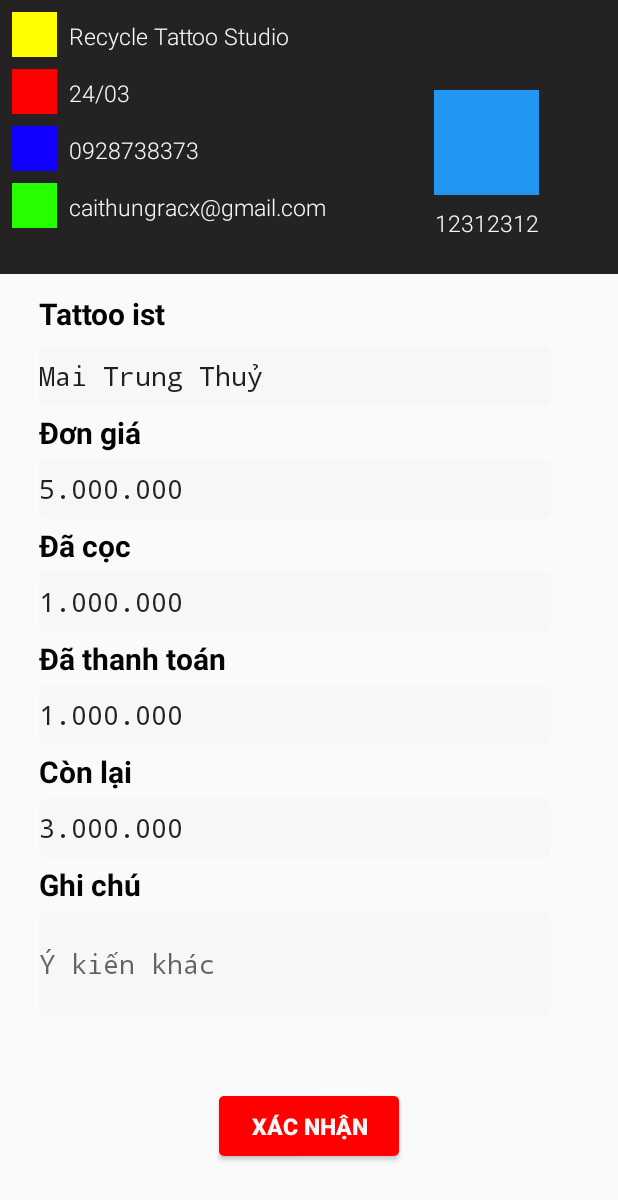
After one commit to tqlong1609/Recycle-Tattoo-Studio, an Android app: the AddActivity screen opened directly, with no data from a screen before it, on a phone screen of 412 x 824 dp. The commit adds this screen. Shown: the top 1200 px of the screen. Run offline under Robolectric (Android 15) with nearby library versions, the phone set to English and light mode, and no system bars.

Commit message:
finish add activity, create edit activity

```diff
--- a/app/src/main/AndroidManifest.xml
+++ b/app/src/main/AndroidManifest.xml
@@ -11,7 +11,9 @@
         android:roundIcon="@mipmap/ic_launcher_round"
         android:supportsRtl="true"
         android:theme="@style/AppTheme">
-        <activity android:name=".ui.activity.LoginActivity"></activity>
+        <activity android:name=".ui.activity.EditActivity"></activity>
+        <activity android:name=".ui.activity.AddActivity" />
+        <activity android:name=".ui.activity.LoginActivity" />
         <activity android:name=".ui.activity.RegisterActivity" />
         <activity android:name=".ui.activity.SplashActivity">
             <intent-filter>
@@ -20,7 +22,7 @@
                 <category android:name="android.intent.category.LAUNCHER" />
             </intent-filter>
         </activity>
-        <activity android:name=".ui.activity.MainActivity"></activity>
+        <activity android:name=".ui.activity.MainActivity" />
     </application>
 
 </manifest>
--- a/app/src/main/java/vn/ts5/tattoo/data/model/History.java
+++ b/app/src/main/java/vn/ts5/tattoo/data/model/History.java
@@ -1,9 +1,11 @@
 package vn.ts5.tattoo.data.model;
+
+import java.io.Serializable;
 
 /**
  * Created by Nani on 2019-08-20.
  */
-public class History {
+public class History implements Serializable {
     private String id;
     private String date;
     private String name;
--- /dev/null
+++ b/app/src/main/java/vn/ts5/tattoo/ui/activity/AddActivity.java
@@ -0,0 +1,16 @@
+package vn.ts5.tattoo.ui.activity;
+
+import androidx.appcompat.app.AppCompatActivity;
+
+import android.os.Bundle;
+
+import vn.ts5.tattoo.R;
+
+public class AddActivity extends AppCompatActivity {
+
+    @Override
+    protected void onCreate(Bundle savedInstanceState) {
+        super.onCreate(savedInstanceState);
+        setContentView(R.layout.activity_add);
+    }
+}
--- a/app/src/main/java/vn/ts5/tattoo/ui/activity/LoginActivity.java
+++ b/app/src/main/java/vn/ts5/tattoo/ui/activity/LoginActivity.java
@@ -7,7 +7,6 @@ import android.os.Bundle;
 import android.text.TextUtils;
 import android.widget.Button;
 import android.widget.EditText;
-import android.widget.TextView;
 
 import vn.ts5.tattoo.R;
 import vn.ts5.tattoo.utils.ValidateUtil;
@@ -47,7 +46,7 @@ public class LoginActivity extends AppCompatActivity {
     // open MainActivity class
     private void openMainActivity() {
         startActivity(new Intent(LoginActivity.this,MainActivity.class));
-        overridePendingTransition(R.anim.enter,R.anim.exit);
+        overridePendingTransition(R.anim.left_in,R.anim.right_in);
     }
 
     private void setupViews(){
--- a/app/src/main/java/vn/ts5/tattoo/ui/adapter/HistoryAdapter.java
+++ b/app/src/main/java/vn/ts5/tattoo/ui/adapter/HistoryAdapter.java
@@ -3,6 +3,8 @@ package vn.ts5.tattoo.ui.adapter;
 import android.view.LayoutInflater;
 import android.view.View;
 import android.view.ViewGroup;
+import android.view.animation.Animation;
+import android.view.animation.AnimationUtils;
 import android.widget.Button;
 import android.widget.ImageButton;
 import android.widget.ImageView;
@@ -25,9 +27,10 @@ public class HistoryAdapter extends RecyclerView.Adapter<HistoryAdapter.ViewHold
 
     private ArrayList<History> mListHistorys;
     private OnCallBack mListener;
+    private int mLastPosition = -1;
 
     public interface OnCallBack{
-        void onItemsClicked(History history);
+        void onEdit(History history);
         void onRemove(History history);
         String checkStatus(int status, TextView txtStatus);
     }
--- /dev/null
+++ b/app/src/main/res/layout/activity_add.xml
@@ -0,0 +1,171 @@
+<?xml version="1.0" encoding="utf-8"?>
+<LinearLayout xmlns:app="http://schemas.android.com/apk/res-auto"
+    xmlns:tools="http://schemas.android.com/tools"
+    android:layout_height="match_parent"
+    android:layout_width="match_parent"
+    android:weightSum="9"
+    android:orientation="vertical"
+    xmlns:android="http://schemas.android.com/apk/res/android" >
+
+    <include
+        android:layout_width="match_parent"
+        android:layout_height="0dp"
+        android:layout_weight="2"
+        layout="@layout/header_information"/>
+
+    <androidx.constraintlayout.widget.ConstraintLayout
+        android:layout_width="match_parent"
+        android:layout_height="0dp"
+        android:layout_weight="7"
+        >
+
+        <TextView
+            android:id="@+id/txt_name"
+            style="@style/TxtAddTheme"
+            android:layout_width="wrap_content"
+            android:layout_height="wrap_content"
+            android:layout_marginStart="8dp"
+            android:layout_marginTop="8dp"
+            android:layout_marginEnd="8dp"
+            android:layout_marginBottom="8dp"
+            android:text="@string/txt_name"
+            app:layout_constraintBottom_toTopOf="@+id/edit_name"
+            app:layout_constraintEnd_toEndOf="parent"
+            app:layout_constraintHorizontal_bias="0.058"
+            app:layout_constraintStart_toStartOf="parent"
+            app:layout_constraintTop_toTopOf="parent"
+            app:layout_constraintVertical_bias="1.0" />
+
+        <EditText
+            android:id="@+id/edit_name"
+            style="@style/EditAddTheme"
+            android:layout_width="wrap_content"
+            android:layout_height="wrap_content"
+            android:layout_marginTop="48dp"
+            android:text="Mai Trung Thuỷ"
+            app:layout_constraintEnd_toEndOf="@+id/txt_name"
+            app:layout_constraintHorizontal_bias="0.0"
+            app:layout_constraintStart_toStartOf="@+id/txt_name"
+            app:layout_constraintTop_toTopOf="parent" />
+
+        <TextView
+            android:id="@+id/txt_price"
+            style="@style/TxtAddTheme"
+            android:layout_width="wrap_content"
+            android:layout_height="wrap_content"
+            android:layout_marginTop="4dp"
+            android:text="@string/txt_price"
+            app:layout_constraintStart_toStartOf="@+id/edit_name"
+            app:layout_constraintTop_toBottomOf="@+id/edit_name" />
+
+        <EditText
+            android:id="@+id/edit_price"
+            style="@style/EditAddTheme"
+            android:layout_width="wrap_content"
+            android:layout_height="wrap_content"
+            android:layout_marginTop="4dp"
+            android:text="5.000.000"
+            android:inputType="number"
+            app:layout_constraintStart_toStartOf="@+id/txt_price"
+            app:layout_constraintTop_toBottomOf="@+id/txt_price" />
+
+        <TextView
+            android:id="@+id/txt_deposit"
+            style="@style/TxtAddTheme"
+            android:layout_width="wrap_content"
+            android:layout_height="wrap_content"
+            android:layout_marginTop="4dp"
+            android:text="@string/txt_deposit"
+            app:layout_constraintStart_toStartOf="@+id/edit_price"
+            app:layout_constraintTop_toBottomOf="@+id/edit_price" />
+
+        <EditText
+            android:id="@+id/edit_deposit"
+            style="@style/EditAddTheme"
+            android:layout_width="wrap_content"
+            android:layout_height="wrap_content"
+            android:layout_marginTop="4dp"
+            android:text="1.000.000"
+            android:inputType="number"
+            app:layout_constraintStart_toStartOf="@+id/txt_deposit"
+            app:layout_constraintTop_toBottomOf="@+id/txt_deposit" />
+
+        <TextView
+            android:id="@+id/txt_payment"
+            style="@style/TxtAddTheme"
+            android:layout_width="wrap_content"
+            android:layout_height="wrap_content"
+            android:layout_marginTop="4dp"
+            android:text="@string/txt_payment"
+            app:layout_constraintStart_toStartOf="@+id/edit_deposit"
+            app:layout_constraintTop_toBottomOf="@+id/edit_deposit" />
+
+        <EditText
+            android:id="@+id/edit_payment"
+            style="@style/EditAddTheme"
+            android:layout_width="wrap_content"
+            android:layout_height="wrap_content"
+            android:layout_marginTop="4dp"
+            android:text="1.000.000"
+            android:inputType="number"
+            app:layout_constraintStart_toStartOf="@+id/txt_payment"
+            app:layout_constraintTop_toBottomOf="@+id/txt_payment" />
+
+        <TextView
+            android:id="@+id/txt_balance"
+            style="@style/TxtAddTheme"
+            android:layout_width="wrap_content"
+            android:layout_height="wrap_content"
+            android:layout_marginTop="4dp"
+            android:text="@string/txt_balance"
+            app:layout_constraintStart_toStartOf="@+id/edit_payment"
+            app:layout_constraintTop_toBottomOf="@+id/edit_payment" />
+
+        <EditText
+            android:id="@+id/edit_balance"
+            style="@style/EditAddTheme"
+            android:layout_width="wrap_content"
+            android:layout_height="wrap_content"
+            android:layout_marginTop="4dp"
+            android:text="3.000.000"
+            android:inputType="number"
+            app:layout_constraintStart_toStartOf="@+id/txt_balance"
+            app:layout_constraintTop_toBottomOf="@+id/txt_balance" />
+
+        <TextView
+            android:id="@+id/txt_note"
+            style="@style/TxtAddTheme"
+            android:layout_width="wrap_content"
+            android:layout_height="wrap_content"
+            android:layout_marginTop="4dp"
+            android:text="@string/txt_note"
+            app:layout_constraintStart_toStartOf="@+id/edit_balance"
+            app:layout_constraintTop_toBottomOf="@+id/edit_balance" />
+
+        <EditText
+            android:id="@+id/edit_note"
+            android:hint="Ý kiến khác"
+            style="@style/EditAddTheme"
+            android:layout_width="wrap_content"
+            android:layout_height="70dp"
+            android:layout_marginTop="4dp"
+            app:layout_constraintStart_toStartOf="@+id/txt_note"
+            app:layout_constraintTop_toBottomOf="@+id/txt_note" />
+
+        <Button
+            style="@style/BtnConfirm"
+            android:layout_width="@dimen/btn_confirm_width"
+            android:layout_height="@dimen/btn_confirm_height"
+            android:layout_marginStart="8dp"
+            android:layout_marginTop="8dp"
+            android:layout_marginEnd="8dp"
+            android:layout_marginBottom="8dp"
+            android:text="@string/btn_confirm"
+            app:layout_constraintBottom_toBottomOf="parent"
+            app:layout_constraintEnd_toEndOf="parent"
+            app:layout_constraintStart_toStartOf="parent"
+            app:layout_constraintTop_toBottomOf="@+id/edit_note" />
+    </androidx.constraintlayout.widget.ConstraintLayout>
+
+
+</LinearLayout>
--- a/app/src/main/res/layout/activity_main.xml
+++ b/app/src/main/res/layout/activity_main.xml
@@ -2,7 +2,7 @@
 <LinearLayout
     android:layout_height="match_parent"
     android:layout_width="match_parent"
-    android:weightSum="10"
+    android:weightSum="11"
     android:orientation="vertical"
     xmlns:android="http://schemas.android.com/apk/res/android" >
 
@@ -13,6 +13,7 @@
         layout="@layout/header_information"/>
 
     <Button
+        android:id="@+id/btn_create_new"
         style="@style/BtnCreateNew"
         android:paddingEnd="100dp"
         android:paddingLeft="110dp"
@@ -36,7 +37,7 @@
         android:id="@+id/rcv_history"
         android:layout_width="match_parent"
         android:layout_height="0dp"
-        android:layout_weight="7"
+        android:layout_weight="8"
         >
     </androidx.recyclerview.widget.RecyclerView>
 
--- a/app/src/main/res/layout/dialog_remove.xml
+++ b/app/src/main/res/layout/dialog_remove.xml
@@ -19,11 +19,12 @@
         app:layout_constraintHorizontal_bias="0.496"
         app:layout_constraintStart_toStartOf="parent"
         app:layout_constraintTop_toTopOf="parent"
-        app:layout_constraintVertical_bias="0.396" />
+        app:layout_constraintVertical_bias="0.39" />
 
 
     <Button
         android:id="@+id/btn_cancel"
+        android:textAllCaps="false"
         style="@style/BtnCancel"
         android:layout_width="@dimen/btn_cancel_width"
         android:layout_height="@dimen/btn_cancel_height"
@@ -55,6 +56,7 @@
         app:layout_constraintVertical_bias="0.384" />
 
     <ImageButton
+        android:id="@+id/ib_exit"
         android:layout_width="@dimen/ib_exit_width"
         android:layout_height="@dimen/ib_exit_height"
         android:layout_marginStart="8dp"
@@ -62,7 +64,6 @@
         android:layout_marginEnd="8dp"
         android:layout_marginBottom="8dp"
         android:background="#ff0"
-        app:layout_constraintBottom_toTopOf="@+id/button"
         app:layout_constraintEnd_toEndOf="parent"
         app:layout_constraintHorizontal_bias="0.97"
         app:layout_constraintStart_toStartOf="@+id/textView"
--- a/app/src/main/res/values/dimens.xml
+++ b/app/src/main/res/values/dimens.xml
@@ -78,4 +78,8 @@
     <dimen name="stroke_width">3dp</dimen>
     <dimen name="txt_size">15sp</dimen>
 
+    <!-- Add activity-->
+    <dimen name="btn_confirm_width">120dp</dimen>
+    <dimen name="btn_confirm_height">40dp</dimen>
+
 </resources>
--- a/app/src/main/res/values/strings.xml
+++ b/app/src/main/res/values/strings.xml
@@ -12,4 +12,13 @@
     <string name="title_remove_dialog">Bạn muốn xoá dịch vụ ?</string>
     <string name="btn_cancel">Huỷ</string>
     <string name="btn_confirm">Xác nhận</string>
+
+    <!--Add activity-->
+    <string name="txt_name">Tattoo ist</string>
+    <string name="txt_price">Đơn giá</string>
+    <string name="txt_deposit">Đã cọc</string>
+    <string name="txt_payment">Đã thanh toán</string>
+    <string name="txt_balance">Còn lại</string>
+    <string name="txt_note">Ghi chú</string>
+
 </resources>
--- a/app/src/main/res/values/styles.xml
+++ b/app/src/main/res/values/styles.xml
@@ -86,4 +86,18 @@
         <item name="android:text">@string/btn_confirm</item>
         <item name="android:textStyle">bold</item>
     </style>
+
+    <!--Add activity-->
+        <!--Text view-->
+    <style name="TxtAddTheme">
+        <item name="android:textSize">20sp</item>
+        <item name="android:textStyle">bold</item>
+        <item name="android:textColor">@color/colorBlack</item>
+    </style>
+        <!--Edit Text-->
+    <style name="EditAddTheme">
+        <item name="android:ems">16</item>
+        <item name="android:background">@drawable/edit_login_normal</item>
+        <item name="android:fontFamily">monospace</item>
+    </style>
 </resources>
```
Also changed, not shown: app/src/main/java/vn/ts5/tattoo/ui/activity/EditActivity.java (added, +16 -0 lines), app/src/main/java/vn/ts5/tattoo/ui/activity/MainActivity.java (+38 -12 lines), app/src/main/java/vn/ts5/tattoo/ui/fragment/RemoveHistoryFragment.java (+14 -8 lines), app/src/main/res/anim/left_out.xml (added, +8 -0 lines), app/src/main/res/anim/right_out.xml (added, +9 -0 lines), app/src/main/res/layout/activity_edit.xml (added, +9 -0 lines), app/src/main/res/anim/left_in.xml (renamed from app/src/main/res/anim/enter.xml), app/src/main/res/anim/right_in.xml (renamed from app/src/main/res/anim/exit.xml).
